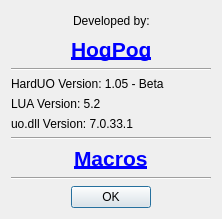
Qt form HardUO/about.ui (alextrevisan/HardUO) before a commit.
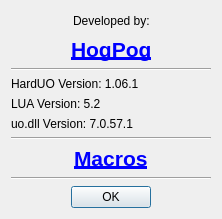
The same form after that commit. Icons and pictures are not drawn.

Diff of the .ui file:
```diff
--- a/HardUO/about.ui
+++ b/HardUO/about.ui
@@ -112,7 +112,7 @@
    <item>
     <widget class="QLabel" name="label_4">
      <property name="text">
-      <string>HardUO Version: 1.05 - Beta</string>
+      <string>HardUO Version: 1.06.1</string>
      </property>
     </widget>
    </item>
@@ -126,7 +126,7 @@
    <item>
     <widget class="QLabel" name="label_6">
      <property name="text">
-      <string>uo.dll Version: 7.0.33.1</string>
+      <string>uo.dll Version: 7.0.57.1</string>
      </property>
     </widget>
    </item>
```
